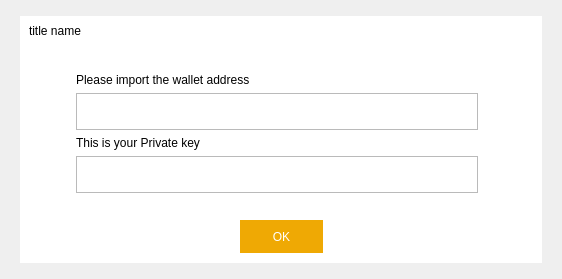
MassGrid/MassGrid, file src/qt/forms/privkeymgr.ui: the form before one commit.
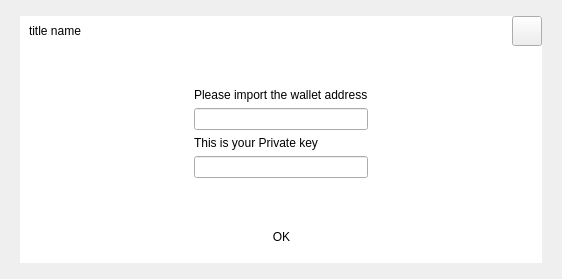
The form after the commit. The open tabs and pages were chosen to show the change. Icons and pictures are not drawn.

The edit to the form file:
```diff
--- a/src/qt/forms/privkeymgr.ui
+++ b/src/qt/forms/privkeymgr.ui
@@ -29,29 +29,7 @@
    <item row="0" column="0">
     <widget class="QWidget" name="centerWin" native="true">
      <property name="styleSheet">
-      <string notr="true">QWidget#centerWin{
-border-image: url(:/pic/res/pic/dlgBackgroud.png);
-}
-QStackedWidget{
-border:hidden;
-background-color: rgb(255, 255, 255);
-}
-
-QToolButton#okButton{
-width:80;
-height:30;
-background-color: rgb(239, 169, 4);
-color: rgb(255, 255, 255);
-border:hidden;
-}
-
-QLineEdit{
-	border-color: rgb(186, 186, 186);
-	border:1px solid rgb(186, 186, 186);
-   min-height:35;
-	min-width:400;
-}
-</string>
+      <string notr="true"/>
      </property>
      <layout class="QGridLayout" name="gridLayout_4">
       <property name="leftMargin">
@@ -74,11 +52,7 @@
 background-color: rgb(255, 255, 255);
 }
 
-QToolButton{
-width:80;
-height:30;
-border:hidden;
-}
+
 </string>
         </property>
         <property name="frameShape">
@@ -87,7 +61,7 @@
         <property name="frameShadow">
          <enum>QFrame::Raised</enum>
         </property>
-        <layout class="QVBoxLayout" name="verticalLayout_7">
+        <layout class="QVBoxLayout" name="verticalLayout_7" stretch="1,10">
          <property name="spacing">
           <number>0</number>
          </property>
@@ -143,11 +117,7 @@
               </size>
              </property>
              <property name="styleSheet">
-              <string notr="true">QToolButton{
-border:hidden;
-image: url(:/pic/res/pic/closeBtn.png);
-}
-</string>
+              <string notr="true"/>
              </property>
              <property name="text">
               <string/>
@@ -286,8 +256,8 @@
                     <widget class="QLineEdit" name="lineEdit_walletAddre">
                      <property name="minimumSize">
                       <size>
-                       <width>402</width>
-                       <height>37</height>
+                       <width>0</width>
+                       <height>0</height>
                       </size>
                      </property>
                     </widget>
@@ -307,8 +277,8 @@
                     <widget class="QLineEdit" name="lineEdit_privKey">
                      <property name="minimumSize">
                       <size>
-                       <width>402</width>
-                       <height>37</height>
+                       <width>0</width>
+                       <height>0</height>
                       </size>
                      </property>
                      <property name="readOnly">
@@ -444,6 +414,13 @@
              </item>
              <item>
               <widget class="QToolButton" name="okButton">
+               <property name="styleSheet">
+                <string notr="true">QToolButton{
+width:80;
+height:30;
+border:hidden;
+}</string>
+               </property>
                <property name="text">
                 <string>OK</string>
                </property>
```
Left out of the diff: 8 changed lines with no effect on the pictures.
